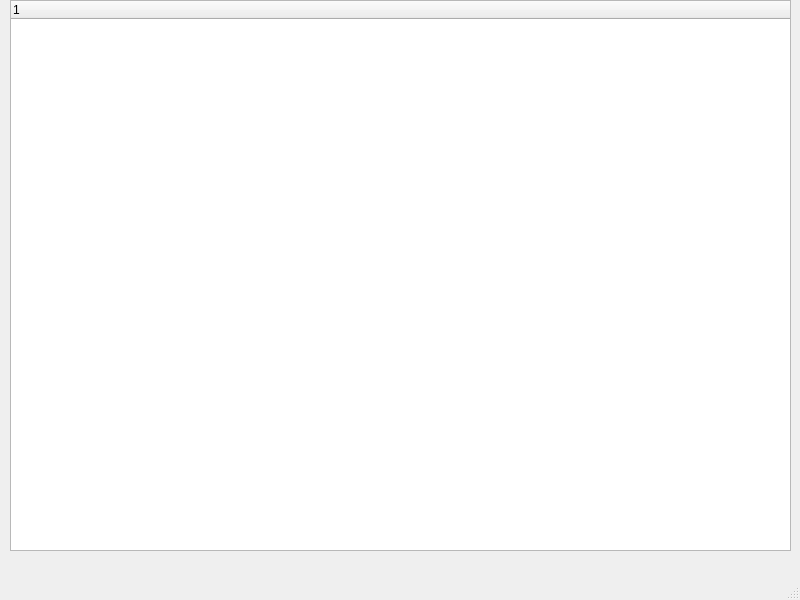
LeonidVolohov/JSONEditor, file mainwindow.ui: the form before one commit.
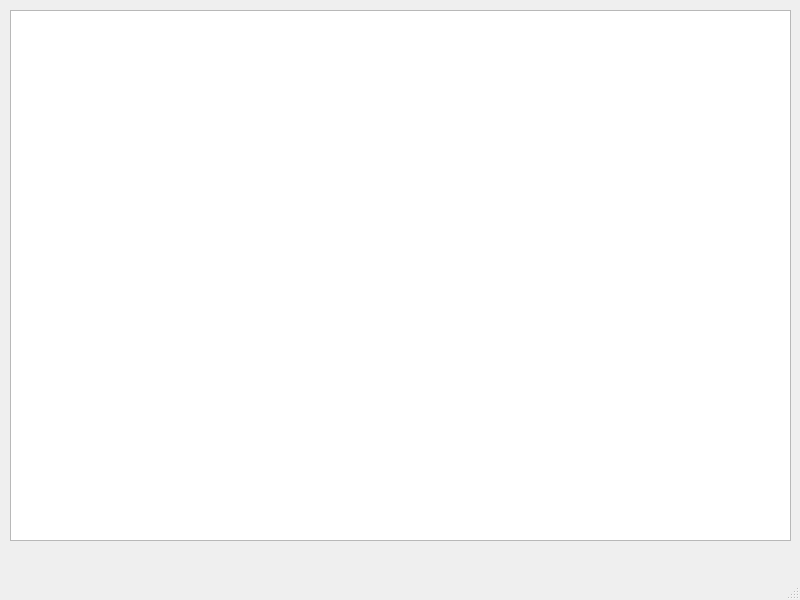
The form after the commit.

Commit message: QTreeView:  - fixed root formation  - changed QTreeWidget -> QTreeView

```diff
--- a/mainwindow.ui
+++ b/mainwindow.ui
@@ -14,20 +14,15 @@
    <string>MainWindow</string>
   </property>
   <widget class="QWidget" name="centralwidget">
-   <widget class="QTreeWidget" name="treeWidget">
+   <widget class="QTreeView" name="treeView">
     <property name="geometry">
      <rect>
       <x>10</x>
-      <y>0</y>
+      <y>10</y>
       <width>781</width>
-      <height>551</height>
+      <height>531</height>
      </rect>
     </property>
-    <column>
-     <property name="text">
-      <string notr="true">1</string>
-     </property>
-    </column>
    </widget>
   </widget>
   <widget class="QMenuBar" name="menubar">
```
The commit also changes 3 other files.
